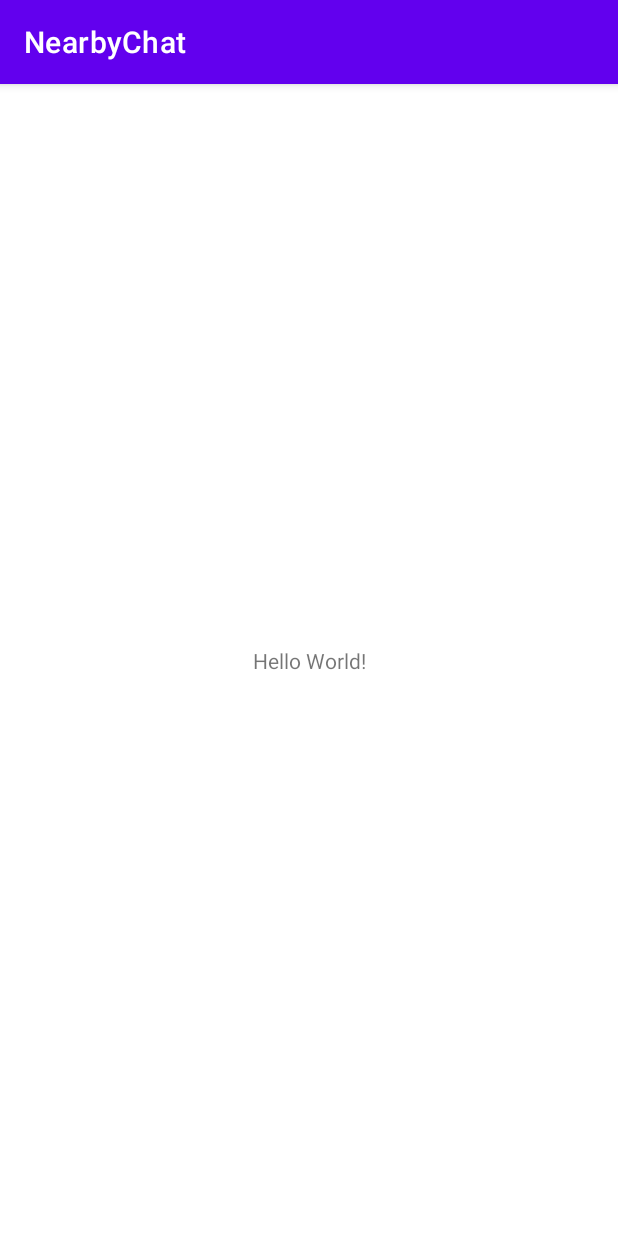
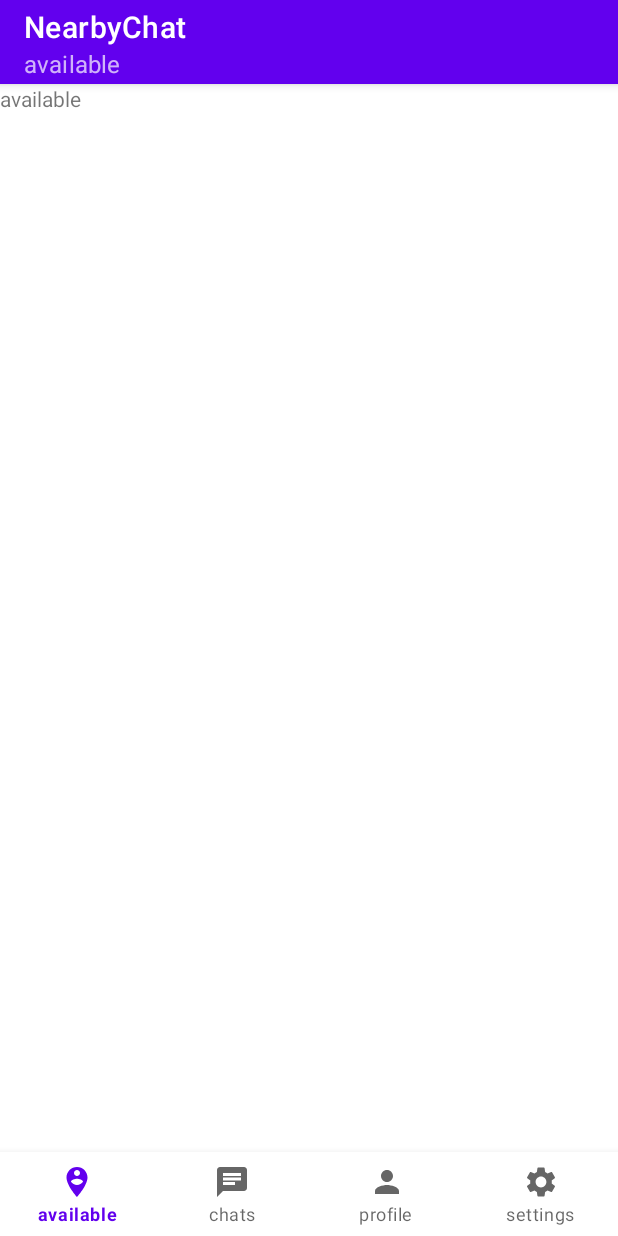
Before and after one commit to timlock/NearbyChat, an Android app: the screen it shows after launch (MainActivity), on a phone screen of 412 x 824 dp. Run offline under Robolectric (Android 15) with nearby library versions, the phone set to English and light mode, and no system bars.

Commit message:
NavigationBar fertig

```diff
--- a/NearbyChat/app/build.gradle
+++ b/NearbyChat/app/build.gradle
@@ -38,6 +38,8 @@ dependencies {
     implementation 'androidx.appcompat:appcompat:1.5.1'
     implementation 'com.google.android.material:material:1.7.0'
     implementation 'androidx.constraintlayout:constraintlayout:2.1.4'
+    implementation 'androidx.navigation:navigation-fragment-ktx:2.5.3'
+    implementation 'androidx.navigation:navigation-ui-ktx:2.5.3'
     testImplementation 'junit:junit:4.13.2'
     androidTestImplementation 'androidx.test.ext:junit:1.1.4'
     androidTestImplementation 'androidx.test.espresso:espresso-core:3.5.0'
--- /dev/null
+++ b/NearbyChat/app/src/main/java/de/hsos/nearbychat/app/view/AvailableView.kt
@@ -0,0 +1,47 @@
+package de.hsos.nearbychat.app.view
+
+import android.os.Bundle
+import androidx.fragment.app.Fragment
+import android.view.LayoutInflater
+import android.view.View
+import android.view.ViewGroup
+import de.hsos.nearbychat.R
+
+// TODO: Rename parameter arguments, choose names that match
+// the fragment initialization parameters, e.g. ARG_ITEM_NUMBER
+private const val ARG_PARAM1 = "param1"
+private const val ARG_PARAM2 = "param2"
+
+/**
+ * A simple [Fragment] subclass.
+ * Use the [AvailableView.newInstance] factory method to
+ * create an instance of this fragment.
+ */
+class AvailableView : Fragment() {
+
+    override fun onCreate(savedInstanceState: Bundle?) {
+        super.onCreate(savedInstanceState)
+    }
+
+    override fun onCreateView(
+        inflater: LayoutInflater, container: ViewGroup?,
+        savedInstanceState: Bundle?
+    ): View? {
+        // Inflate the layout for this fragment
+        return inflater.inflate(R.layout.fragment_available_view, container, false)
+    }
+
+    companion object {
+        /**
+         * Use this factory method to create a new instance of
+         * this fragment using the provided parameters.
+         *
+         * @return A new instance of fragment HomeView.
+         */
+        // TODO: Rename and change types and number of parameters
+        @JvmStatic
+        fun newInstance() =
+            AvailableView().apply {
+            }
+    }
+}
--- /dev/null
+++ b/NearbyChat/app/src/main/res/drawable/ic_baseline_chat_24.xml
@@ -0,0 +1,5 @@
+<vector android:height="24dp" android:tint="#000000"
+    android:viewportHeight="24" android:viewportWidth="24"
+    android:width="24dp" xmlns:android="http://schemas.android.com/apk/res/android">
+    <path android:fillColor="@android:color/white" android:pathData="M20,2L4,2c-1.1,0 -1.99,0.9 -1.99,2L2,22l4,-4h14c1.1,0 2,-0.9 2,-2L22,4c0,-1.1 -0.9,-2 -2,-2zM6,9h12v2L6,11L6,9zM14,14L6,14v-2h8v2zM18,8L6,8L6,6h12v2z"/>
+</vector>
--- /dev/null
+++ b/NearbyChat/app/src/main/res/drawable/ic_baseline_person_24.xml
@@ -0,0 +1,5 @@
+<vector android:height="24dp" android:tint="#000000"
+    android:viewportHeight="24" android:viewportWidth="24"
+    android:width="24dp" xmlns:android="http://schemas.android.com/apk/res/android">
+    <path android:fillColor="@android:color/white" android:pathData="M12,12c2.21,0 4,-1.79 4,-4s-1.79,-4 -4,-4 -4,1.79 -4,4 1.79,4 4,4zM12,14c-2.67,0 -8,1.34 -8,4v2h16v-2c0,-2.66 -5.33,-4 -8,-4z"/>
+</vector>
--- /dev/null
+++ b/NearbyChat/app/src/main/res/drawable/ic_baseline_person_pin_circle_24.xml
@@ -0,0 +1,5 @@
+<vector android:height="24dp" android:tint="#000000"
+    android:viewportHeight="24" android:viewportWidth="24"
+    android:width="24dp" xmlns:android="http://schemas.android.com/apk/res/android">
+    <path android:fillColor="@android:color/white" android:pathData="M12,2C8.14,2 5,5.14 5,9c0,5.25 7,13 7,13s7,-7.75 7,-13C19,5.14 15.86,2 12,2zM12,4c1.1,0 2,0.9 2,2c0,1.11 -0.9,2 -2,2s-2,-0.89 -2,-2C10,4.9 10.9,4 12,4zM12,14c-1.67,0 -3.14,-0.85 -4,-2.15c0.02,-1.32 2.67,-2.05 4,-2.05s3.98,0.73 4,2.05C15.14,13.15 13.67,14 12,14z"/>
+</vector>
--- /dev/null
+++ b/NearbyChat/app/src/main/res/drawable/ic_baseline_settings_24.xml
@@ -0,0 +1,5 @@
+<vector android:height="24dp" android:tint="#000000"
+    android:viewportHeight="24" android:viewportWidth="24"
+    android:width="24dp" xmlns:android="http://schemas.android.com/apk/res/android">
+    <path android:fillColor="@android:color/white" android:pathData="M19.14,12.94c0.04,-0.3 0.06,-0.61 0.06,-0.94c0,-0.32 -0.02,-0.64 -0.07,-0.94l2.03,-1.58c0.18,-0.14 0.23,-0.41 0.12,-0.61l-1.92,-3.32c-0.12,-0.22 -0.37,-0.29 -0.59,-0.22l-2.39,0.96c-0.5,-0.38 -1.03,-0.7 -1.62,-0.94L14.4,2.81c-0.04,-0.24 -0.24,-0.41 -0.48,-0.41h-3.84c-0.24,0 -0.43,0.17 -0.47,0.41L9.25,5.35C8.66,5.59 8.12,5.92 7.63,6.29L5.24,5.33c-0.22,-0.08 -0.47,0 -0.59,0.22L2.74,8.87C2.62,9.08 2.66,9.34 2.86,9.48l2.03,1.58C4.84,11.36 4.8,11.69 4.8,12s0.02,0.64 0.07,0.94l-2.03,1.58c-0.18,0.14 -0.23,0.41 -0.12,0.61l1.92,3.32c0.12,0.22 0.37,0.29 0.59,0.22l2.39,-0.96c0.5,0.38 1.03,0.7 1.62,0.94l0.36,2.54c0.05,0.24 0.24,0.41 0.48,0.41h3.84c0.24,0 0.44,-0.17 0.47,-0.41l0.36,-2.54c0.59,-0.24 1.13,-0.56 1.62,-0.94l2.39,0.96c0.22,0.08 0.47,0 0.59,-0.22l1.92,-3.32c0.12,-0.22 0.07,-0.47 -0.12,-0.61L19.14,12.94zM12,15.6c-1.98,0 -3.6,-1.62 -3.6,-3.6s1.62,-3.6 3.6,-3.6s3.6,1.62 3.6,3.6S13.98,15.6 12,15.6z"/>
+</vector>
--- a/NearbyChat/app/src/main/res/layout/activity_main.xml
+++ b/NearbyChat/app/src/main/res/layout/activity_main.xml
@@ -6,13 +6,26 @@
     android:layout_height="match_parent"
     tools:context=".app.view.MainActivity">
 
-    <TextView
-        android:layout_width="wrap_content"
+    <androidx.fragment.app.FragmentContainerView
+        android:id="@+id/nav_host_layout"
+        android:name="androidx.navigation.fragment.NavHostFragment"
+        android:layout_width="match_parent"
+        android:layout_height="0dp"
+        app:defaultNavHost="true"
+        app:layout_constraintEnd_toEndOf="parent"
+        app:layout_constraintStart_toStartOf="parent"
+        app:layout_constraintBottom_toTopOf="@+id/bottom_navigation_view"
+        app:layout_constraintTop_toTopOf="parent"
+        app:navGraph="@navigation/navigation"
+        tools:layout="@layout/fragment_available_view" />
+
+    <com.google.android.material.bottomnavigation.BottomNavigationView
+        android:id="@+id/bottom_navigation_view"
+        android:layout_width="match_parent"
         android:layout_height="wrap_content"
-        android:text="Hello World!"
         app:layout_constraintBottom_toBottomOf="parent"
         app:layout_constraintEnd_toEndOf="parent"
         app:layout_constraintStart_toStartOf="parent"
-        app:layout_constraintTop_toTopOf="parent" />
-
+        app:menu="@menu/bottom_navigation_menu"
+        app:labelVisibilityMode="labeled"/>
 </androidx.constraintlayout.widget.ConstraintLayout>
--- /dev/null
+++ b/NearbyChat/app/src/main/res/layout/fragment_available_view.xml
@@ -0,0 +1,14 @@
+<?xml version="1.0" encoding="utf-8"?>
+<FrameLayout xmlns:android="http://schemas.android.com/apk/res/android"
+    xmlns:tools="http://schemas.android.com/tools"
+    android:layout_width="match_parent"
+    android:layout_height="match_parent"
+    tools:context=".app.view.MainActivity">
+
+    <!-- TODO: Update blank fragment layout -->
+    <TextView
+        android:layout_width="match_parent"
+        android:layout_height="match_parent"
+        android:text="@string/available" />
+
+</FrameLayout>
--- a/NearbyChat/app/src/main/res/layout/fragment_home_view.xml
+++ b/NearbyChat/app/src/main/res/layout/fragment_settings_view.xml
@@ -3,12 +3,12 @@
     xmlns:tools="http://schemas.android.com/tools"
     android:layout_width="match_parent"
     android:layout_height="match_parent"
-    tools:context=".HomeView">
+    tools:context=".app.view.MainActivity">
 
     <!-- TODO: Update blank fragment layout -->
     <TextView
         android:layout_width="match_parent"
         android:layout_height="match_parent"
-        android:text="@string/hello_blank_fragment" />
+        android:text="@string/settings" />
 
 </FrameLayout>
--- /dev/null
+++ b/NearbyChat/app/src/main/res/menu/bottom_navigation_menu.xml
@@ -0,0 +1,15 @@
+<?xml version="1.0" encoding="utf-8"?>
+<menu xmlns:android="http://schemas.android.com/apk/res/android">
+    <item android:title="@string/available"
+        android:icon="@drawable/ic_baseline_person_pin_circle_24"
+        android:id="@+id/available_tab"/>
+    <item android:title="@string/chats"
+        android:icon="@drawable/ic_baseline_chat_24"
+        android:id="@+id/chats_tab"/>
+    <item android:title="@string/profile"
+        android:icon="@drawable/ic_baseline_person_24"
+        android:id="@+id/profile_tab"/>
+    <item android:title="@string/settings"
+        android:icon="@drawable/ic_baseline_settings_24"
+        android:id="@+id/settings_tab"/>
+</menu>
--- /dev/null
+++ b/NearbyChat/app/src/main/res/navigation/navigation.xml
@@ -0,0 +1,23 @@
+<?xml version="1.0" encoding="utf-8"?>
+<navigation xmlns:android="http://schemas.android.com/apk/res/android"
+    xmlns:app="http://schemas.android.com/apk/res-auto"
+    xmlns:tools="http://schemas.android.com/tools"
+    android:id="@+id/navigation"
+    app:startDestination="@id/availableView">
+    <fragment
+        android:id="@+id/availableView"
+        android:name="de.hsos.nearbychat.app.view.AvailableView"
+        android:label="AvailableView" />
+    <fragment
+        android:id="@+id/chatsView"
+        android:name="de.hsos.nearbychat.app.view.ChatsView"
+        android:label="ChatsView" />
+    <fragment
+        android:id="@+id/profileView"
+        android:name="de.hsos.nearbychat.app.view.ProfileView"
+        android:label="ProfileView" />
+    <fragment
+        android:id="@+id/settingsView"
+        android:name="de.hsos.nearbychat.app.view.SettingsView"
+        android:label="SettingsView" />
+</navigation>
--- a/NearbyChat/app/src/main/res/values/strings.xml
+++ b/NearbyChat/app/src/main/res/values/strings.xml
@@ -1,5 +1,7 @@
 <resources>
     <string name="app_name">NearbyChat</string>
-    <!-- TODO: Remove or change this placeholder text -->
-    <string name="hello_blank_fragment">Hello blank fragment</string>
+    <string name="available">available</string>
+    <string name="chats">chats</string>
+    <string name="profile">profile</string>
+    <string name="settings">settings</string>
 </resources>
```
Also changed, not shown: NearbyChat/app/src/main/java/de/hsos/nearbychat/app/view/ChatsView.kt (added, +52 -0 lines), NearbyChat/app/src/main/java/de/hsos/nearbychat/app/view/MainActivity.kt (+47 -1 lines), NearbyChat/app/src/main/java/de/hsos/nearbychat/app/view/ProfileView.kt (renamed from NearbyChat/app/src/main/java/de/hsos/nearbychat/app/view/HomeView.kt, +5 -19 lines), NearbyChat/app/src/main/java/de/hsos/nearbychat/app/view/SettingsView.kt (added, +47 -0 lines), NearbyChat/app/src/main/res/layout/fragment_chats_view.xml (added, +14 -0 lines), NearbyChat/app/src/main/res/layout/fragment_profile_view.xml (added, +14 -0 lines).
